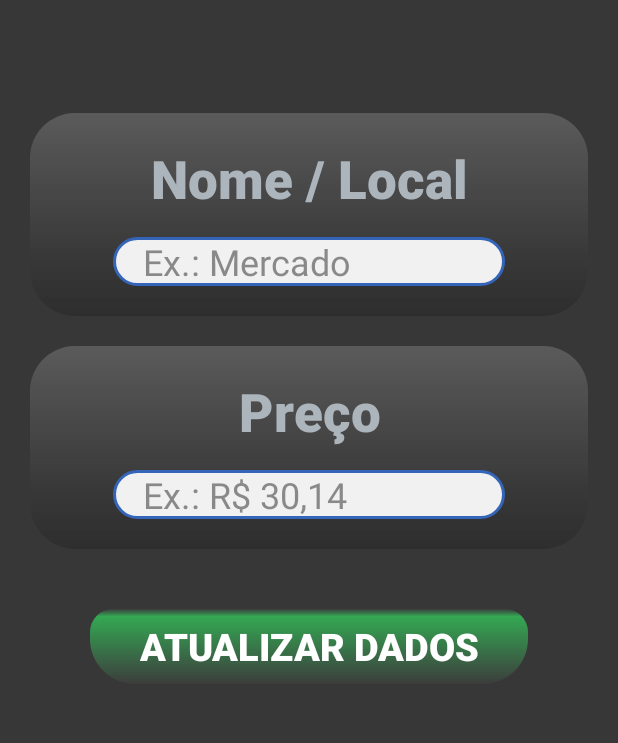
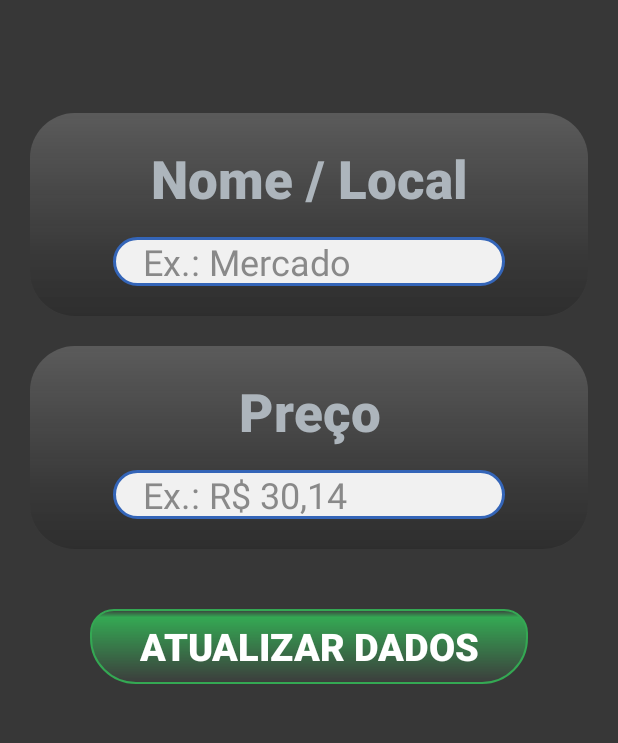
Before and after one commit to Iagoliveira05/app-gestor-gastos, an Android app: the layout activity_main.xml on its own in the app's theme, with its tools: preview values and no code run, on a phone screen of 412 x 824 dp, the part 271-1014 px from its top. Run offline under Robolectric (Android 15) with nearby library versions, the phone set to English and light mode, and no system bars.

Commit message:
Mudança Stroke Button

```diff
--- a/app/src/main/res/drawable/button.xml
+++ b/app/src/main/res/drawable/button.xml
@@ -15,4 +15,5 @@
         android:topLeftRadius="15dp"
         android:topRightRadius="15dp"
     />
+    <stroke android:color="@color/green" android:width="1dp"/>
 </shape>
```
